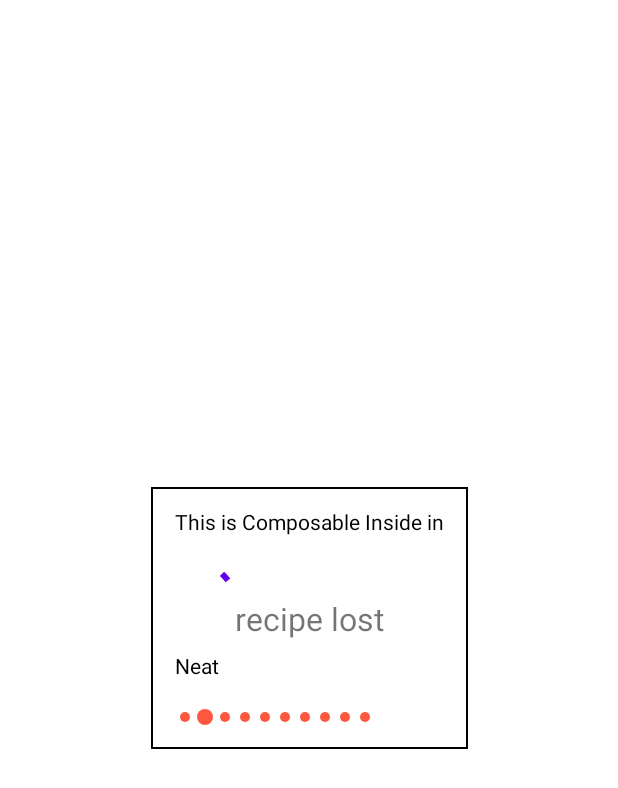
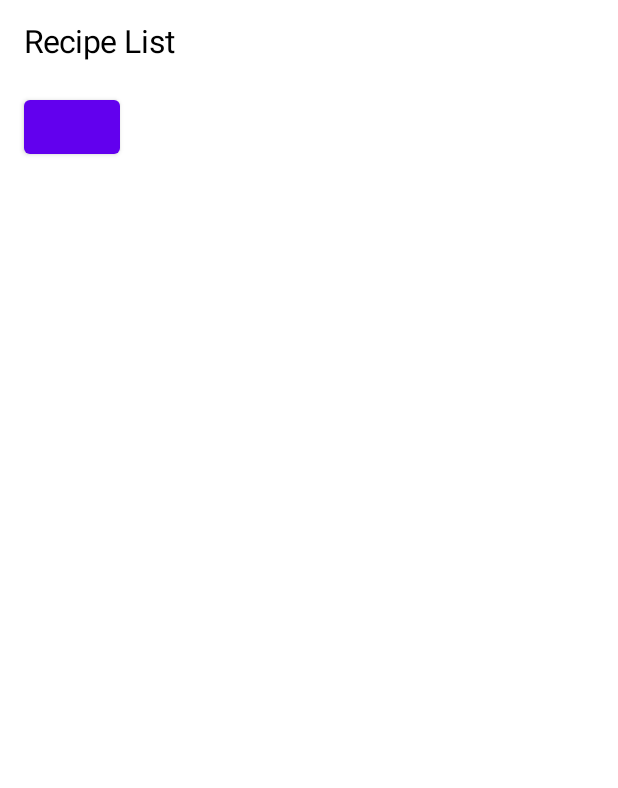
Before and after one commit to programingmehdidehghani/FoodAppsCompose, an Android app built with Jetpack Compose: the screen it shows after launch (MainActivity), on a phone screen of 412 x 824 dp. Shown: the top 788 px of the screen. Run offline under Robolectric (Android 15) with nearby library versions, the phone set to English and light mode, and no system bars; 1 statement that could not run was skipped.

Commit message:
try make fragment

```diff
--- a/app/src/main/java/com/example/foodapps/HorizontalDottedProgress.kt
+++ /dev/null
@@ -1,122 +0,0 @@
-package com.example.foodapps
-
-import android.content.Context
-import android.graphics.Canvas
-import android.graphics.Color
-import android.graphics.Paint
-import android.util.AttributeSet
-import android.util.Log
-import android.view.View
-import android.view.animation.Animation
-import android.view.animation.LinearInterpolator
-import android.view.animation.Transformation
-
-
-// https://stackoverflow.com/questions/37741872/how-to-make-custom-dotted-progress-bar-in-android
-
-// https://stackoverflow.com/questions/37741872/how-to-make-custom-dotted-progress-bar-in-android
-class HorizontalDottedProgress : View {
-    //actual dot radius
-    private val mDotRadius = 5
-
-    //Bounced Dot Radius
-    private val mBounceDotRadius = 8
-
-    //to get identified in which position dot has to bounce
-    private var mDotPosition = 0
-
-    //specify how many dots you need in a progressbar
-    private val mDotAmount = 10
-
-    constructor(context: Context?) : super(context) {}
-    constructor(context: Context?, attrs: AttributeSet?) : super(context, attrs) {}
-    constructor(context: Context?, attrs: AttributeSet?, defStyleAttr: Int) : super(
-        context,
-        attrs,
-        defStyleAttr
-    ) {
-    }
-
-    //Method to draw your customized dot on the canvas
-    override fun onDraw(canvas: Canvas) {
-        super.onDraw(canvas)
-        val paint = Paint()
-
-        //set the color for the dot that you want to draw
-        paint.color = Color.parseColor("#fd583f")
-
-        //function to create dot
-        createDot(canvas, paint)
-    }
-
-    override fun onAttachedToWindow() {
-        super.onAttachedToWindow()
-        //Animation called when attaching to the window, i.e to your screen
-        startAnimation()
-    }
-
-    private fun createDot(canvas: Canvas, paint: Paint) {
-
-        //here i have setted progress bar with 10 dots , so repeat and wnen i = mDotPosition  then increase the radius of dot i.e mBounceDotRadius
-        for (i in 0 until mDotAmount) {
-            if (i == mDotPosition) {
-                canvas.drawCircle(
-                    (10 + i * 20).toFloat(),
-                    mBounceDotRadius.toFloat(),
-                    mBounceDotRadius.toFloat(),
-                    paint
-                )
-            } else {
-                canvas.drawCircle(
-                    (10 + i * 20).toFloat(),
-                    mBounceDotRadius.toFloat(),
-                    mDotRadius.toFloat(),
-                    paint
-                )
-            }
-        }
-    }
-
-    override fun onMeasure(widthMeasureSpec: Int, heightMeasureSpec: Int) {
-        super.onMeasure(widthMeasureSpec, heightMeasureSpec)
-        val width: Int
-        val height: Int
-
-        //calculate the view width
-        val calculatedWidth = 20 * 9
-        width = calculatedWidth
-        height = mBounceDotRadius * 2
-
-
-        //MUST CALL THIS
-        setMeasuredDimension(width, height)
-    }
-
-    private fun startAnimation() {
-        val bounceAnimation: BounceAnimation = BounceAnimation()
-        bounceAnimation.duration = 100
-        bounceAnimation.repeatCount = Animation.INFINITE
-        bounceAnimation.interpolator = LinearInterpolator()
-        bounceAnimation.setAnimationListener(object : Animation.AnimationListener {
-            override fun onAnimationStart(animation: Animation) {}
-            override fun onAnimationEnd(animation: Animation) {}
-            override fun onAnimationRepeat(animation: Animation) {
-                mDotPosition++
-                //when mDotPosition == mDotAmount , then start again applying animation from 0th positon , i.e  mDotPosition = 0;
-                if (mDotPosition == mDotAmount) {
-                    mDotPosition = 0
-                }
-                Log.d("INFOMETHOD", "----On Animation Repeat----")
-            }
-        })
-        startAnimation(bounceAnimation)
-    }
-
-    private inner class BounceAnimation : Animation() {
-        override fun applyTransformation(interpolatedTime: Float, t: Transformation) {
-            super.applyTransformation(interpolatedTime, t)
-            //call invalidate to redraw your view againg.
-            invalidate()
-        }
-    }
-}
--- a/app/src/main/java/com/example/foodapps/RecipeListFragment.kt
+++ b/app/src/main/java/com/example/foodapps/RecipeListFragment.kt
@@ -9,12 +9,17 @@ import androidx.compose.foundation.border
 import androidx.compose.foundation.layout.Column
 import androidx.compose.foundation.layout.Spacer
 import androidx.compose.foundation.layout.padding
+import androidx.compose.material.Button
 import androidx.compose.material.CircularProgressIndicator
 import androidx.compose.material.Text
+import androidx.compose.ui.Modifier
 import androidx.compose.ui.graphics.Color
 import androidx.compose.ui.platform.ComposeView
 import androidx.compose.ui.platform.LocalContext
+import androidx.compose.ui.text.TextStyle
+import androidx.compose.ui.unit.TextUnit
 import androidx.compose.ui.unit.dp
+import androidx.compose.ui.unit.sp
 import androidx.compose.ui.viewinterop.AndroidView
 import androidx.fragment.app.Fragment
 
@@ -26,24 +31,21 @@ class RecipeListFragment : Fragment(){
         container: ViewGroup?,
         savedInstanceState: Bundle?
     ): View? {
-        val view = inflater.inflate(R.layout.fragment_recipe_list,container,false)
-        view.findViewById<ComposeView>(R.id.compose_view).setContent {
+         return ComposeView(requireContext()).apply {
+             setContent {
+                 Column(modifier = Modifier.padding(16.dp)) {
+                     Text(
+                         text = "Recipe List",
+                         style = TextStyle(
+                             fontSize = 21.sp
+                         )
+                     )
+                     Spacer(modifier = Modifier.padding(10.dp))
+                     Button(onClick = { /*TODO*/ }) {
 
-            Column(modifier = androidx.compose.ui.Modifier
-                .border(border = BorderStroke(1.dp, Color.Black))
-                .padding(16.dp)
-            ) {
-                Text("This is Composable Inside in")
-                Spacer(modifier = androidx.compose.ui.Modifier.padding(10.dp))
-                CircularProgressIndicator()
-                Spacer(modifier = androidx.compose.ui.Modifier.padding(10.dp))
-                Text("Neat")
-                Spacer(modifier = androidx.compose.ui.Modifier.padding(10.dp))
-
-                val customView = HorizontalDottedProgress(LocalContext.current)
-                AndroidView(factory = {customView})
-            }
-        }
-        return view
+                     }
+                 }
+             }
+         }
     }
 }
--- a/app/src/main/res/layout/activity_main.xml
+++ b/app/src/main/res/layout/activity_main.xml
@@ -1,12 +1,16 @@
 <?xml version="1.0" encoding="utf-8"?>
 <androidx.constraintlayout.widget.ConstraintLayout xmlns:android="http://schemas.android.com/apk/res/android"
     android:layout_width="match_parent"
-    android:layout_height="match_parent">
+    android:layout_height="match_parent"
+    xmlns:app="http://schemas.android.com/apk/res-auto">
 
     <androidx.fragment.app.FragmentContainerView
-        android:id="@+id/main_container"
+        android:id="@+id/main_nav_host_fragment"
+        android:name="androidx.navigation.fragment.NavHostFragment"
         android:layout_width="match_parent"
-        android:layout_height="match_parent"/>
+        android:layout_height="match_parent"
+        app:defaultNavHost="true"
+        app:navGraph="@navigation/main_graph"/>
 
 
 </androidx.constraintlayout.widget.ConstraintLayout>
--- a/app/src/main/res/layout/fragment_recipe_list.xml
+++ /dev/null
@@ -1,29 +0,0 @@
-<?xml version="1.0" encoding="utf-8"?>
-<androidx.constraintlayout.widget.ConstraintLayout xmlns:android="http://schemas.android.com/apk/res/android"
-    xmlns:app="http://schemas.android.com/apk/res-auto"
-    android:orientation="vertical"
-    android:layout_width="match_parent"
-    android:layout_height="match_parent">
-
-    <TextView
-
-        app:layout_constraintEnd_toEndOf="parent"
-        app:layout_constraintStart_toStartOf="parent"
-        app:layout_constraintBottom_toBottomOf="parent"
-        app:layout_constraintTop_toTopOf="parent"
-        android:text="recipe lost"
-        android:textSize="21sp"
-        android:layout_width="wrap_content"
-        android:layout_height="wrap_content"/>
-
-    <androidx.compose.ui.platform.ComposeView
-        android:layout_width="wrap_content"
-        android:layout_height="wrap_content"
-        app:layout_constraintStart_toStartOf="parent"
-        app:layout_constraintEnd_toEndOf="parent"
-        app:layout_constraintTop_toTopOf="parent"
-        app:layout_constraintBottom_toBottomOf="parent"
-        android:id ="@+id/compose_view"
-        />
-
-</androidx.constraintlayout.widget.ConstraintLayout>
--- a/app/src/main/res/navigation/main_gragh.xml
+++ /dev/null
@@ -1,6 +0,0 @@
-<?xml version="1.0" encoding="utf-8"?>
-<navigation xmlns:android="http://schemas.android.com/apk/res/android"
-    xmlns:app="http://schemas.android.com/apk/res-auto"
-    android:id="@+id/main_gragh">
-
-</navigation>
--- /dev/null
+++ b/app/src/main/res/navigation/main_graph.xml
@@ -0,0 +1,19 @@
+<?xml version="1.0" encoding="utf-8"?>
+<navigation xmlns:android="http://schemas.android.com/apk/res/android"
+    xmlns:app="http://schemas.android.com/apk/res-auto"
+    android:id="@+id/main_gragh"
+    app:startDestination="@id/recipeListFragment">
+
+    <fragment
+        android:id="@+id/recipeListFragment"
+        android:name="com.example.foodapps.RecipeListFragment"
+        android:label="RecipeListFragment" >
+        <action
+            android:id="@+id/viewRecipe"
+            app:destination="@id/recipeFragment" />
+    </fragment>
+    <fragment
+        android:id="@+id/recipeFragment"
+        android:name="com.example.foodapps.RecipeFragment"
+        android:label="RecipeFragment" />
+</navigation>
```
